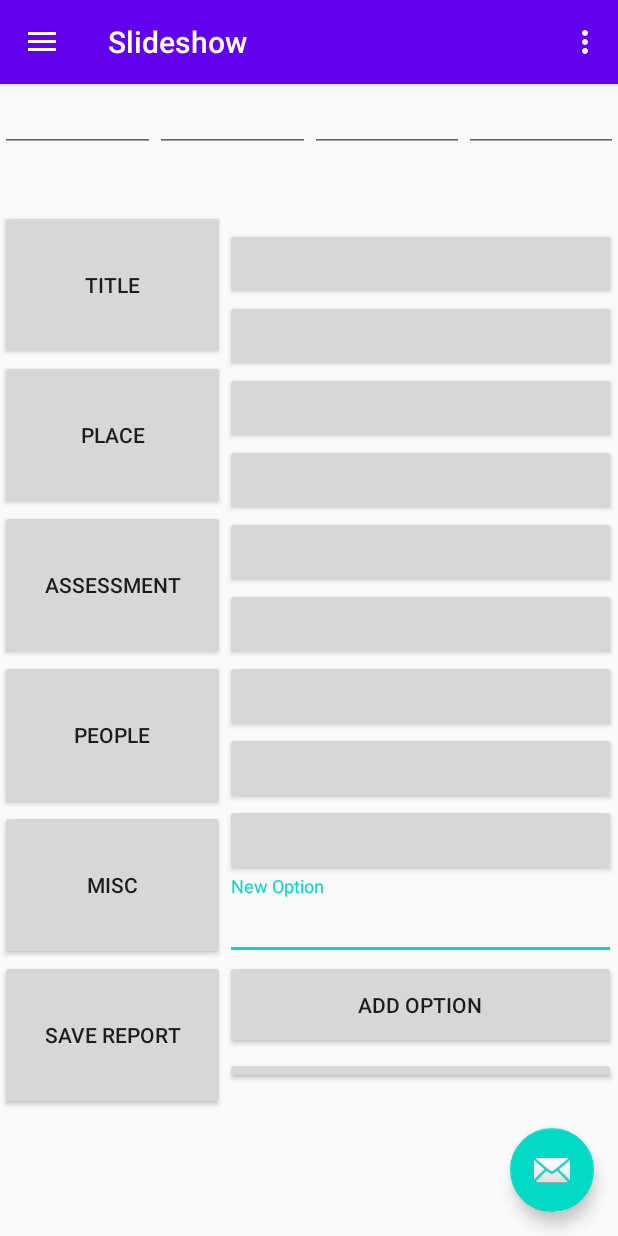
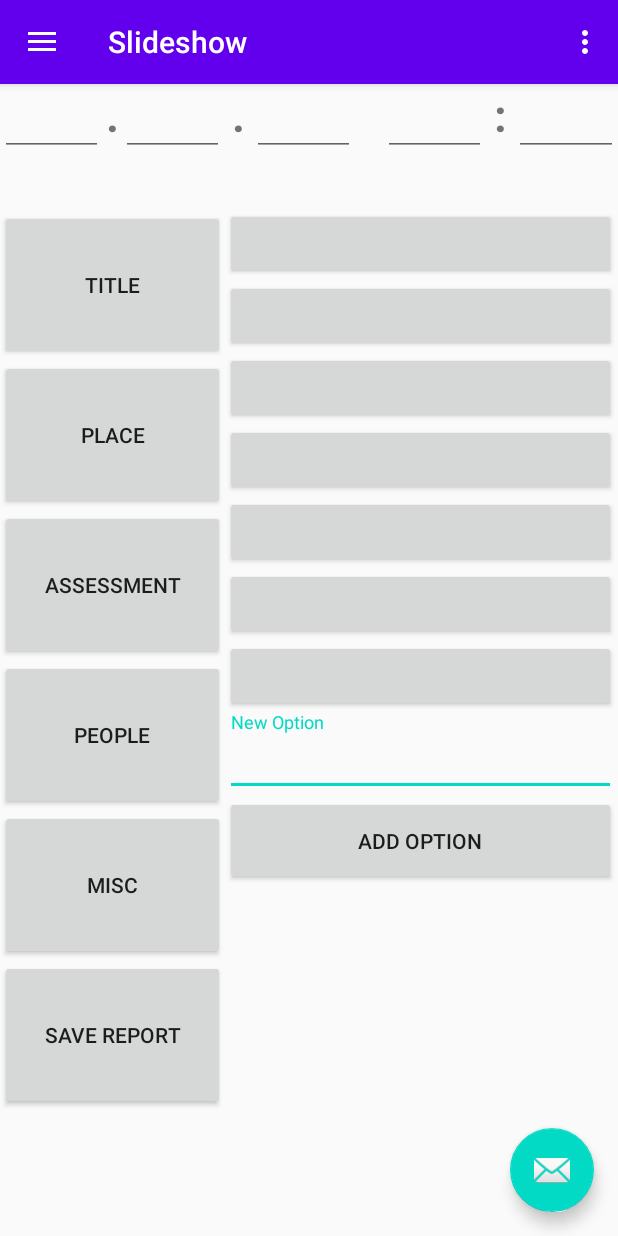
Before and after one commit to berenton/QuarantineTracker, an Android app: the screen it shows after launch (MainActivity), in the side drawer, after a tap on "Slideshow", on a phone screen of 412 x 824 dp. Run offline under Robolectric (Android 15) with nearby library versions, the phone set to English and light mode, and no system bars; our stand-ins replace navigation-ui.

```diff
--- a/app/src/main/java/com/example/quarantinetracker/ui/slideshow/SlideshowFragment.java
+++ b/app/src/main/java/com/example/quarantinetracker/ui/slideshow/SlideshowFragment.java
@@ -39,13 +39,6 @@ public class SlideshowFragment extends Fragment {
             }
         });
 
-        Button buttonShow = root.findViewById(R.id.buttonShowData);
-        buttonShow.setOnClickListener(new View.OnClickListener() {
-            @Override
-            public void onClick(View v) {
-                showData(v);
-            }
-        });
 
         slideshowViewModel.getText().observe(getViewLifecycleOwner(), new Observer<String>() {
             @Override
--- a/app/src/main/res/layout/raportointi.xml
+++ b/app/src/main/res/layout/raportointi.xml
@@ -101,16 +101,6 @@
             android:layout_width="match_parent"
             android:layout_height="wrap_content" />
 
-        <Button
-            android:id="@+id/nextPage"
-            android:layout_width="match_parent"
-            android:layout_height="wrap_content" />
-
-        <Button
-            android:id="@+id/previousPage"
-            android:layout_width="match_parent"
-            android:layout_height="wrap_content" />
-
         <com.google.android.material.textfield.TextInputLayout
             android:layout_width="match_parent"
             android:layout_height="wrap_content">
@@ -130,13 +120,10 @@
             android:padding="20dp"
             android:text="Add Option" />
 
-        <Button
-            android:id="@+id/buttonShowData"
-            android:layout_width="fill_parent"
-            android:layout_height="18dp"
-            android:layout_marginBottom="5dp"
-            android:padding="20dp"
-            android:text="Show Data" />
+        <TextView
+            android:id="@+id/textView5"
+            android:layout_width="match_parent"
+            android:layout_height="145dp" />
 
     </LinearLayout>
 
@@ -147,34 +134,87 @@
 
         <EditText
             android:id="@+id/day"
-            android:layout_width="wrap_content"
+            android:layout_width="60dp"
             android:layout_height="wrap_content"
             android:layout_weight="1"
             android:ems="10"
+            android:gravity="center"
             android:inputType="number" />
+
+        <TextView
+            android:id="@+id/dot"
+            android:layout_width="10dp"
+            android:layout_height="wrap_content"
+            android:layout_weight="0.3"
+            android:gravity="center"
+            android:text="."
+            android:textSize="30sp"
+            android:textStyle="bold" />
 
         <EditText
             android:id="@+id/month"
-            android:layout_width="wrap_content"
+            android:layout_width="60dp"
             android:layout_height="wrap_content"
             android:layout_weight="1"
             android:ems="10"
+            android:gravity="center"
             android:inputType="number" />
+
+        <TextView
+            android:id="@+id/dot4"
+            android:layout_width="10dp"
+            android:layout_height="wrap_content"
+            android:layout_weight="1"
+            android:gravity="center"
+            android:text="."
+            android:textSize="30sp"
+            android:textStyle="bold" />
+
+        <EditText
+            android:id="@+id/year"
+            android:layout_width="60dp"
+            android:layout_height="wrap_content"
+            android:layout_weight="1"
+            android:ems="10"
+            android:gravity="center"
+            android:inputType="number" />
+
+        <TextView
+            android:id="@+id/dot2"
+            android:layout_width="10dp"
+            android:layout_height="wrap_content"
+            android:layout_weight="1"
+            android:gravity="center"
+            android:text=" "
+            android:textSize="30sp"
+            android:textStyle="bold" />
 
         <EditText
             android:id="@+id/hour"
-            android:layout_width="wrap_content"
+            android:layout_width="60dp"
             android:layout_height="wrap_content"
             android:layout_weight="1"
             android:ems="10"
+            android:gravity="center"
             android:inputType="number" />
+
+        <TextView
+            android:id="@+id/dot3"
+            android:layout_width="10dp"
+            android:layout_height="wrap_content"
+            android:layout_weight="1"
+            android:gravity="center"
+            android:text=":"
+            android:textSize="30sp"
+            android:textStyle="bold" />
 
         <EditText
             android:id="@+id/minute"
-            android:layout_width="wrap_content"
+            android:layout_width="60dp"
             android:layout_height="wrap_content"
             android:layout_weight="1"
             android:ems="10"
+            android:gravity="center"
             android:inputType="number" />
 
     </LinearLayout>
```
Also changed, not shown: app/src/main/java/com/example/quarantinetracker/Raportointi.java (+52 -47 lines), app/src/main/java/com/example/quarantinetracker/arkisto.java (+8 -1 lines), app/src/main/java/com/example/quarantinetracker/ui/DatabaseHelper.java (+55 -0 lines).
